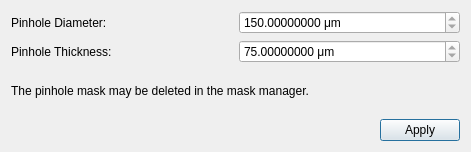
HEXRD/hexrdgui, file hexrdgui/resources/ui/pinhole_mask_dialog.ui: the form before one commit.
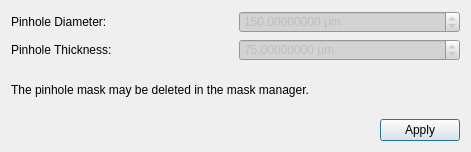
The form after the commit. Custom widgets are drawn as their Qt base class.

Commit message: Change readOnly inputs to disabled

Patch:
```diff
--- a/hexrdgui/resources/ui/pinhole_mask_dialog.ui
+++ b/hexrdgui/resources/ui/pinhole_mask_dialog.ui
@@ -47,8 +47,12 @@
      <property name="value">
       <double>150.000000000000000</double>
      </property>
-     <property name="readOnly">
-      <bool>true</bool>
+     <property name="enabled">
+      <bool>false</bool>
+     </property>
+     <property name="styleSheet">
+      <string notr="true">QDoubleSpinBox:disabled {background-color: LightGray;}
+      </string>
      </property>
     </widget>
    </item>
@@ -76,8 +80,12 @@
      <property name="value">
       <double>75.000000000000000</double>
      </property>
-     <property name="readOnly">
-      <bool>true</bool>
+     <property name="enabled">
+      <bool>false</bool>
+     </property>
+     <property name="styleSheet">
+      <string notr="true">QDoubleSpinBox:disabled {background-color: LightGray;}
+      </string>
      </property>
     </widget>
    </item>
```
The commit also changes 1 other file.
